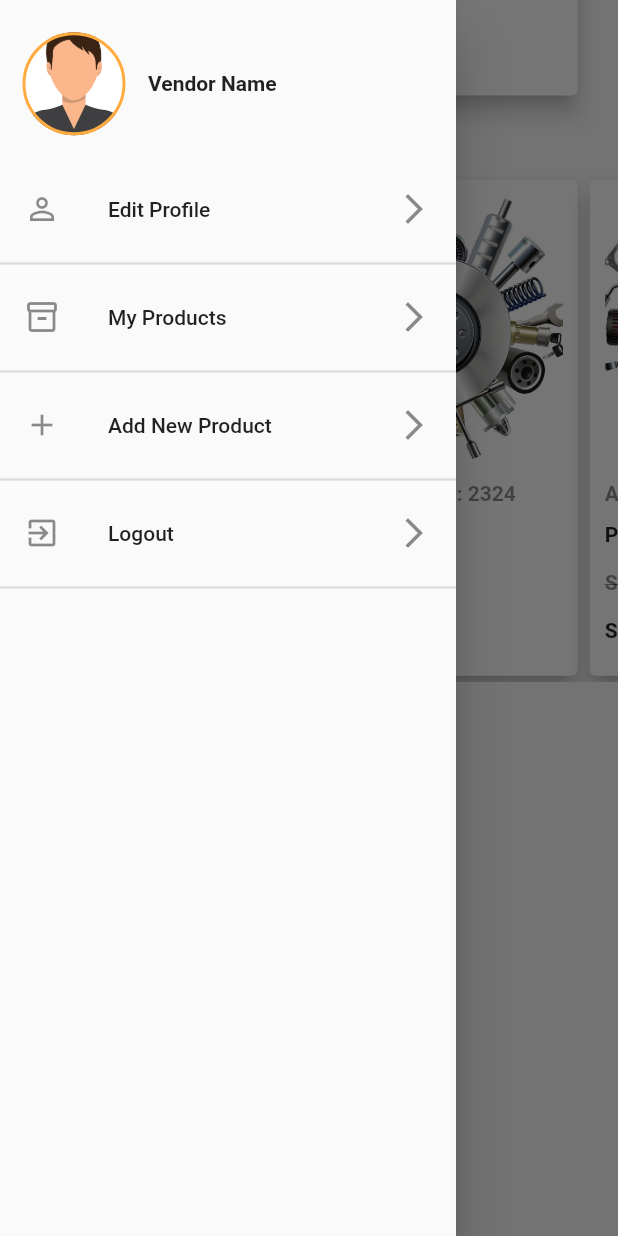
After one commit to lacasa-code/Trkar-V2-mobile, a Flutter app: the VendorHomeScreen screen opened by its route, scrolled down 576 dp, after a tap on the "menu" icon, on a phone screen of 412 x 824 dp. The commit adds this screen. Run offline on Flutter 3.47's test engine with Material 2 defaults, Android fonts, the phone set to English and light mode, and no system bars; our stand-ins replace auto_route, awesome_dialog, bloc, carousel_slider, dio, dropdown_search and 14 more; missing offline and left inert: dropdown_plus, flag, vin_decoder; accounts and stored records are empty; network calls fail.

```diff
--- a/assets/lang/ar.json
+++ b/assets/lang/ar.json
@@ -227,5 +227,8 @@
     "skip": "تخطي",
     "recently_added": "احدث المنتجات المضافه",
     "top_sellers": "اكثر المنتجات مبيعا",
-    "most_viewed": "اكثر المنتجات مشاهده"
+    "most_viewed": "اكثر المنتجات مشاهده",
+    "my_products": "منتجاتي",
+    "add_new_product": "إضافة منتج جديد",
+    "edit_product": "تعديل المنتج"
 }
--- a/assets/lang/en.json
+++ b/assets/lang/en.json
@@ -227,5 +227,8 @@
     "skip": "Skip",
     "recently_added": "latest added products",
     "top_sellers": "Best Selling Products",
-    "most_viewed": "most viewed products"
+    "most_viewed": "most viewed products",
+    "my_products": "My Products",
+    "add_new_product": "Add New Product",
+    "edit_product": "Edit Product"
 }
--- a/lib/categories/view/categories_screen.dart
+++ b/lib/categories/view/categories_screen.dart
@@ -34,7 +34,7 @@ class _CategoriesScreenState extends State<CategoriesScreen> {
   @override
   void initState() {
     categoriesCubit = BlocProvider.of<CategoriesCubit>(context)
-      ..getCategories(context);
+      ..getCategories(context)..getAllCategories(context);
     super.initState();
   }
 
--- /dev/null
+++ b/lib/core/components/vendor_drawer.dart
@@ -0,0 +1,76 @@
+import 'package:flutter/material.dart';
+import 'package:auto_route/auto_route.dart';
+import 'package:flutter_screenutil/flutter_screenutil.dart';
+import 'package:trkar/core/router/router.gr.dart';
+import './vendor_drawer_item.dart';
+
+class VendorDrawer extends StatelessWidget {
+  const VendorDrawer({
+    Key? key,
+  }) : super(key: key);
+
+  @override
+  Widget build(BuildContext context) {
+    return Drawer(
+      child: SafeArea(
+        child: Column(
+          children: [
+            Row(
+              children: [
+                Container(
+                  margin:
+                      const EdgeInsets.symmetric(horizontal: 15, vertical: 20),
+                  height: ScreenUtil().setHeight(60),
+                  width: ScreenUtil().setWidth(60),
+                  decoration: BoxDecoration(
+                    // TODO :remove comment
+                    border: Border.all(
+                        width: 2, color: Theme.of(context).primaryColor),
+                    shape: BoxShape.circle,
+                    image: const DecorationImage(
+                      image: AssetImage('assets/images/profile2.png'),
+                      fit: BoxFit.cover,
+                    ),
+                  ),
+                ),
+                const Padding(
+                  padding: EdgeInsets.symmetric(vertical: 5),
+                  child: Text(
+                    'Vendor Name',
+                    style: TextStyle(
+                      fontWeight: FontWeight.bold,
+                    ),
+                  ),
+                ),
+              ],
+            ),
+            VendorDrawerItem(
+              title: 'edit_profile',
+              onPressed: () {},
+              icons: Icons.person_outline,
+            ),
+            VendorDrawerItem(
+              title: 'my_products',
+              onPressed: () {
+                context.navigateTo(
+                  const MyProductsRouter(),
+                );
+              },
+              icons: Icons.inventory_2_outlined,
+            ),
+            VendorDrawerItem(
+              title: 'add_new_product',
+              onPressed: () {},
+              icons: Icons.add,
+            ),
+            VendorDrawerItem(
+              title: 'logout',
+              onPressed: () {},
+              icons: Icons.exit_to_app,
+            ),
+          ],
+        ),
+      ),
+    );
+  }
+}
--- /dev/null
+++ b/lib/core/components/vendor_drawer_item.dart
@@ -0,0 +1,39 @@
+import 'package:flutter/material.dart';
+import '../extensions/string.dart';
+
+class VendorDrawerItem extends StatelessWidget {
+  const VendorDrawerItem({
+    Key? key,
+    required this.title,
+    required this.onPressed,
+    required this.icons,
+  }) : super(key: key);
+
+  ///localized Title
+  final String title;
+
+  final void Function() onPressed;
+  final IconData icons;
+
+  @override
+  Widget build(BuildContext context) {
+    return Column(
+      children: [
+        ListTile(
+            onTap: onPressed,
+            leading: Icon(
+              icons,
+            ),
+            title: Text(
+              title.translate,
+            ),
+            trailing: const Icon(
+              Icons.arrow_forward_ios,
+            )),
+        const Divider(
+          thickness: 1.5,
+        ),
+      ],
+    );
+  }
+}
--- a/lib/core/router/router.dart
+++ b/lib/core/router/router.dart
@@ -34,7 +34,9 @@ import 'package:trkar/support/view/support_screen.dart';
 import 'package:trkar/terms/view/terms_screen.dart';
 import 'package:trkar/tools/view/tools_screen.dart';
 import 'package:trkar/tyres/view/tyres_screen.dart';
+import 'package:trkar/vendor/dashboard/view/seller_dashboard.dart';
 import 'package:trkar/vendor/home/view/vendor_home_screen.dart';
+import 'package:trkar/vendor/products/view/my_products_screen.dart';
 import 'package:trkar/vendor/resumeData/view/resume_data_screen.dart';
 
 @MaterialAutoRouter(
@@ -54,6 +56,16 @@ import 'package:trkar/vendor/resumeData/view/resume_data_screen.dart';
       path: 'vendor-home',
       page: VendorHomeScreen,
       name: 'VendorHomeRouter',
+    ),
+    AutoRoute(
+      path: 'seller-dashboard',
+      page: SellerDashboard,
+      name: 'SellerDashboardRouter',
+    ),
+    AutoRoute(
+      path: 'my-products',
+      page: MyProductScreen,
+      name: 'MyProductsRouter',
     ),
     AutoRoute(
       path: 'tabs',
@@ -148,12 +160,8 @@ import 'package:trkar/vendor/resumeData/view/resume_data_screen.dart';
               page: EditProfileScreen,
             ),
             AutoRoute(
-              path: 'about',
-              name: 'AboutRouter',
-              page: EmptyRouterPage,
-              children: [
-                AutoRoute(
-                  path: '',
+              name: 'AboutUsRouter',
+              path: 'about-us',
               page: AboutScreen,
             ),
             AutoRoute(
@@ -183,8 +191,6 @@ import 'package:trkar/vendor/resumeData/view/resume_data_screen.dart';
             AutoRoute(
               path: 'delivery',
               page: DeliveryScreen,
-                ),
-              ],
             ),
             AutoRoute(
               path: 'support',
--- a/lib/core/themes/themes.dart
+++ b/lib/core/themes/themes.dart
@@ -33,7 +33,8 @@ class MainTheme {
     fontSize: ScreenUtil().setSp(20),
   );
   static final headerStyle3 = TextStyle(
-    color: MainStyle.mainColor,
+    // color: MainStyle.mainColor,
+    color: Colors.black,
     fontWeight: FontWeight.bold,
     fontSize: ScreenUtil().setSp(14),
   );
--- a/lib/profile/view/profile_screen.dart
+++ b/lib/profile/view/profile_screen.dart
@@ -100,7 +100,7 @@ class _ProfileScreenState extends State<ProfileScreen> {
                       //   page: AboutScreen.routeName,
                       // );
                       context.router.push(
-                        const AboutRouter(),
+                        const AboutUsRouter(),
                       );
                     },
                     title: 'about_trkar',
@@ -217,7 +217,7 @@ class _ProfileScreenState extends State<ProfileScreen> {
                       //   page: AboutScreen.routeName,
                       // );
                       context.router.push(
-                        const AboutScreen(),
+                        const AboutUsRouter(),
                       );
                     },
                     title: 'about_trkar',
--- a/lib/tyres/viewModel/tyresFilter/tyres_filter_cubit.dart
+++ b/lib/tyres/viewModel/tyresFilter/tyres_filter_cubit.dart
@@ -275,10 +275,13 @@ class TyresFilterCubit extends Cubit<TyresFilterState> {
   void onHeightDropdownChanged(
     String? value,
   ) {
+    log('value $value');
     if (value == null) {
       return;
     }
     _diameter?.clear();
+    _selectedDiameterValueIndex++;
+    emit(ValueChanged());
     var index = _height?.indexWhere((element) => element.value == value) ?? 0;
     if (index < 0) {
       return;
--- a/lib/tyres/viewModel/tyresFilter/tyres_filter_state.dart
+++ b/lib/tyres/viewModel/tyresFilter/tyres_filter_state.dart
@@ -7,11 +7,14 @@ class TyresFilterInitial extends TyresFilterState {}
 
 class SeasonsLoading extends TyresFilterState {}
 
+class ValueChanged extends TyresFilterState {}
+
 class WidthLoading extends TyresFilterState {}
 
 class HeightLoading extends TyresFilterState {}
 
 class TyresManufacturersLoading extends TyresFilterState {}
+
 class Cleared extends TyresFilterState {}
 
 class DiameterLoading extends TyresFilterState {}
--- a/lib/vendor/home/view/vendor_home_screen.dart
+++ b/lib/vendor/home/view/vendor_home_screen.dart
@@ -2,7 +2,9 @@ import 'package:flutter/material.dart';
 import 'package:flutter_screenutil/flutter_screenutil.dart';
 import 'package:trkar/core/components/home_product_item.dart';
 import 'package:trkar/core/components/sized_box_helper.dart';
+import 'package:trkar/core/components/vendor_drawer.dart';
 import '../../../core/extensions/string.dart';
+import 'package:auto_route/auto_route.dart';
 
 class VendorHomeScreen extends StatefulWidget {
   const VendorHomeScreen({Key? key}) : super(key: key);
@@ -12,9 +14,26 @@ class VendorHomeScreen extends StatefulWidget {
 }
 
 class _VendorHomeScreenState extends State<VendorHomeScreen> {
+  var scaffoldKey = GlobalKey<ScaffoldState>();
   @override
   Widget build(BuildContext context) {
     return Scaffold(
+      key: scaffoldKey,
+      extendBodyBehindAppBar: true,
+      drawer: VendorDrawer(),
+      appBar: AppBar(
+        elevation: 0,
+        backgroundColor: Colors.transparent,
+        leading: IconButton(
+          onPressed: () {
+            scaffoldKey.currentState?.openDrawer();
+          },
+          color: Colors.white,
+          icon: const Icon(
+            Icons.menu,
+          ),
+        ),
+      ),
       body: SingleChildScrollView(
         child: Column(
           children: const [
```
Also changed, not shown: lib/categories/viewModel/categories/categories_cubit.dart (+8 -6 lines), lib/core/components/vendor_app_bar.dart (added, +34 -0 lines), lib/vendor/dashboard/view/seller_dashboard.dart (added, +21 -0 lines), lib/vendor/products/view/my_products_screen.dart (added, +30 -0 lines), lib/vendor/products/view/widgets/my_product_widget.dart (added, +169 -0 lines), lib/core/router/router.gr.dart. Lines whose indentation alone changed are shown as unchanged.
